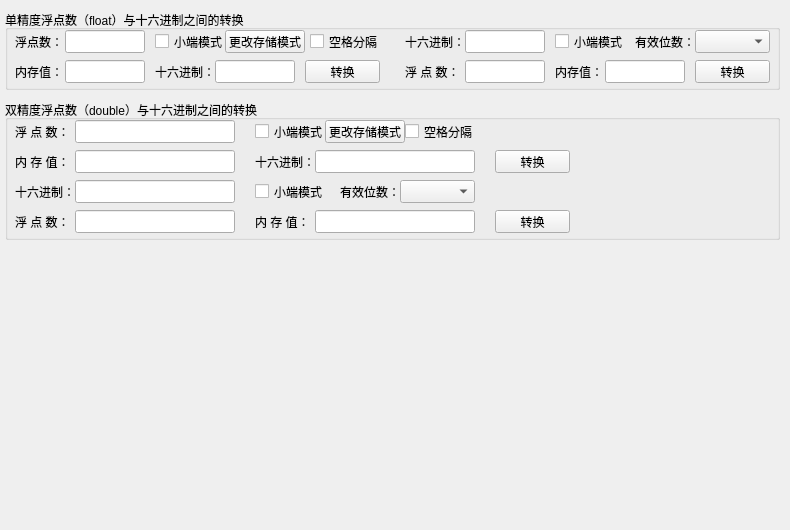
Above: Plugins/UDPTest/datacheckform.ui from TestingLife-Zhangjinkun/BusTest before the change. Below: the same form after it.
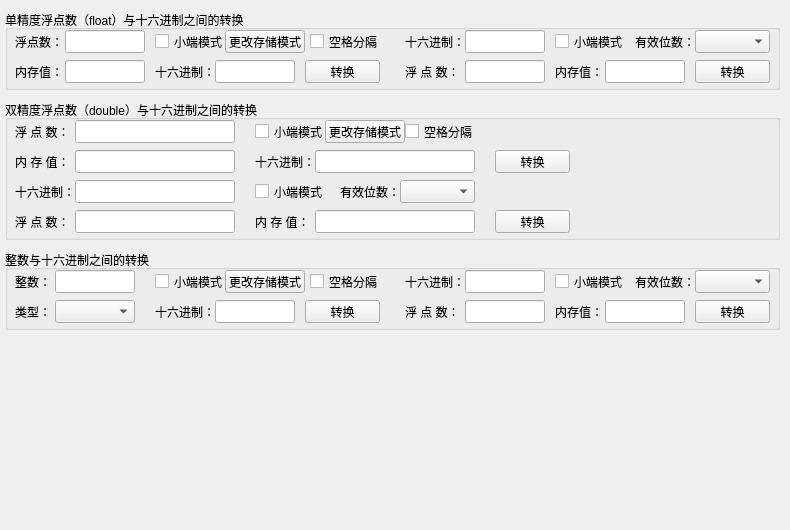
That is the form after the change.

Commit message: Refine double to hex code

Diff of the .ui file:
```diff
--- a/Plugins/UDPTest/datacheckform.ui
+++ b/Plugins/UDPTest/datacheckform.ui
@@ -517,6 +517,258 @@
     </property>
    </widget>
   </widget>
+  <widget class="QGroupBox" name="groupBox_FloatSet_2">
+   <property name="geometry">
+    <rect>
+     <x>5</x>
+     <y>250</y>
+     <width>775</width>
+     <height>80</height>
+    </rect>
+   </property>
+   <property name="title">
+    <string>整数与十六进制之间的转换</string>
+   </property>
+   <widget class="QLabel" name="label_8">
+    <property name="geometry">
+     <rect>
+      <x>10</x>
+      <y>20</y>
+      <width>40</width>
+      <height>23</height>
+     </rect>
+    </property>
+    <property name="text">
+     <string>整数：</string>
+    </property>
+   </widget>
+   <widget class="QLineEdit" name="lineEdit_Int1">
+    <property name="geometry">
+     <rect>
+      <x>50</x>
+      <y>20</y>
+      <width>80</width>
+      <height>23</height>
+     </rect>
+    </property>
+   </widget>
+   <widget class="QPushButton" name="pushButton_Convert5">
+    <property name="geometry">
+     <rect>
+      <x>300</x>
+      <y>50</y>
+      <width>75</width>
+      <height>23</height>
+     </rect>
+    </property>
+    <property name="text">
+     <string>转换</string>
+    </property>
+   </widget>
+   <widget class="QLabel" name="label_9">
+    <property name="geometry">
+     <rect>
+      <x>150</x>
+      <y>50</y>
+      <width>60</width>
+      <height>23</height>
+     </rect>
+    </property>
+    <property name="text">
+     <string>十六进制：</string>
+    </property>
+   </widget>
+   <widget class="QLineEdit" name="lineEdit_Hex5">
+    <property name="geometry">
+     <rect>
+      <x>210</x>
+      <y>50</y>
+      <width>80</width>
+      <height>23</height>
+     </rect>
+    </property>
+   </widget>
+   <widget class="QLineEdit" name="lineEdit_Hex2_2">
+    <property name="geometry">
+     <rect>
+      <x>460</x>
+      <y>20</y>
+      <width>80</width>
+      <height>23</height>
+     </rect>
+    </property>
+   </widget>
+   <widget class="QLabel" name="label_10">
+    <property name="geometry">
+     <rect>
+      <x>400</x>
+      <y>20</y>
+      <width>60</width>
+      <height>23</height>
+     </rect>
+    </property>
+    <property name="text">
+     <string>十六进制：</string>
+    </property>
+   </widget>
+   <widget class="QLineEdit" name="lineEdit_Float2_2">
+    <property name="geometry">
+     <rect>
+      <x>460</x>
+      <y>50</y>
+      <width>80</width>
+      <height>23</height>
+     </rect>
+    </property>
+   </widget>
+   <widget class="QLabel" name="label_11">
+    <property name="geometry">
+     <rect>
+      <x>400</x>
+      <y>50</y>
+      <width>60</width>
+      <height>23</height>
+     </rect>
+    </property>
+    <property name="text">
+     <string>浮 点 数：</string>
+    </property>
+   </widget>
+   <widget class="QPushButton" name="pushButton_Convert2_2">
+    <property name="geometry">
+     <rect>
+      <x>690</x>
+      <y>50</y>
+      <width>75</width>
+      <height>23</height>
+     </rect>
+    </property>
+    <property name="text">
+     <string>转换</string>
+    </property>
+   </widget>
+   <widget class="QCheckBox" name="checkBox_LittleEndian5">
+    <property name="geometry">
+     <rect>
+      <x>150</x>
+      <y>20</y>
+      <width>70</width>
+      <height>23</height>
+     </rect>
+    </property>
+    <property name="text">
+     <string>小端模式</string>
+    </property>
+   </widget>
+   <widget class="QPushButton" name="pushButton_ChangeMemMode5">
+    <property name="geometry">
+     <rect>
+      <x>220</x>
+      <y>20</y>
+      <width>80</width>
+      <height>23</height>
+     </rect>
+    </property>
+    <property name="text">
+     <string>更改存储模式</string>
+    </property>
+   </widget>
+   <widget class="QCheckBox" name="checkBox_Separator5">
+    <property name="geometry">
+     <rect>
+      <x>305</x>
+      <y>20</y>
+      <width>70</width>
+      <height>23</height>
+     </rect>
+    </property>
+    <property name="text">
+     <string>空格分隔</string>
+    </property>
+   </widget>
+   <widget class="QLineEdit" name="lineEdit_Float2_MemVal_2">
+    <property name="geometry">
+     <rect>
+      <x>600</x>
+      <y>50</y>
+      <width>80</width>
+      <height>23</height>
+     </rect>
+    </property>
+   </widget>
+   <widget class="QLabel" name="label_13">
+    <property name="geometry">
+     <rect>
+      <x>550</x>
+      <y>50</y>
+      <width>50</width>
+      <height>23</height>
+     </rect>
+    </property>
+    <property name="text">
+     <string>内存值：</string>
+    </property>
+   </widget>
+   <widget class="QCheckBox" name="checkBox_LittleEndian2_2">
+    <property name="geometry">
+     <rect>
+      <x>550</x>
+      <y>20</y>
+      <width>70</width>
+      <height>23</height>
+     </rect>
+    </property>
+    <property name="text">
+     <string>小端模式</string>
+    </property>
+   </widget>
+   <widget class="QLabel" name="label_14">
+    <property name="geometry">
+     <rect>
+      <x>630</x>
+      <y>20</y>
+      <width>60</width>
+      <height>23</height>
+     </rect>
+    </property>
+    <property name="text">
+     <string>有效位数：</string>
+    </property>
+   </widget>
+   <widget class="QComboBox" name="comboBox_Float2_ReservedBits_2">
+    <property name="geometry">
+     <rect>
+      <x>690</x>
+      <y>20</y>
+      <width>75</width>
+      <height>23</height>
+     </rect>
+    </property>
+   </widget>
+   <widget class="QLabel" name="label_12">
+    <property name="geometry">
+     <rect>
+      <x>10</x>
+      <y>50</y>
+      <width>40</width>
+      <height>23</height>
+     </rect>
+    </property>
+    <property name="text">
+     <string>类型：</string>
+    </property>
+   </widget>
+   <widget class="QComboBox" name="comboBox_IntType1">
+    <property name="geometry">
+     <rect>
+      <x>50</x>
+      <y>50</y>
+      <width>80</width>
+      <height>23</height>
+     </rect>
+    </property>
+   </widget>
+  </widget>
  </widget>
  <resources/>
  <connections/>
```
The commit also changes 2 other files.
